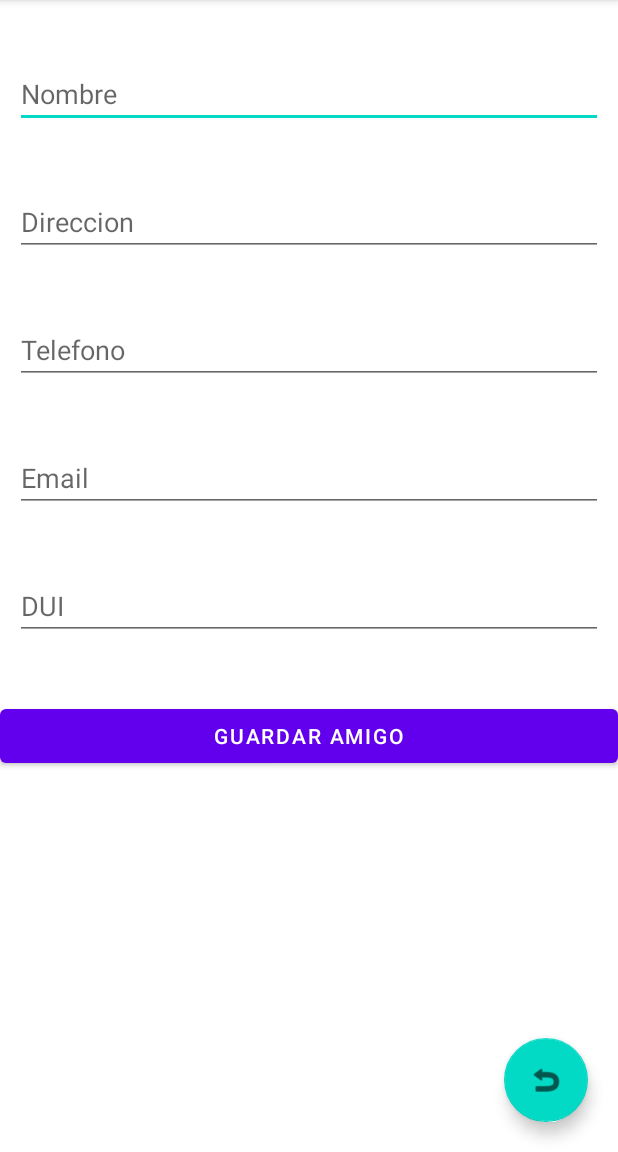
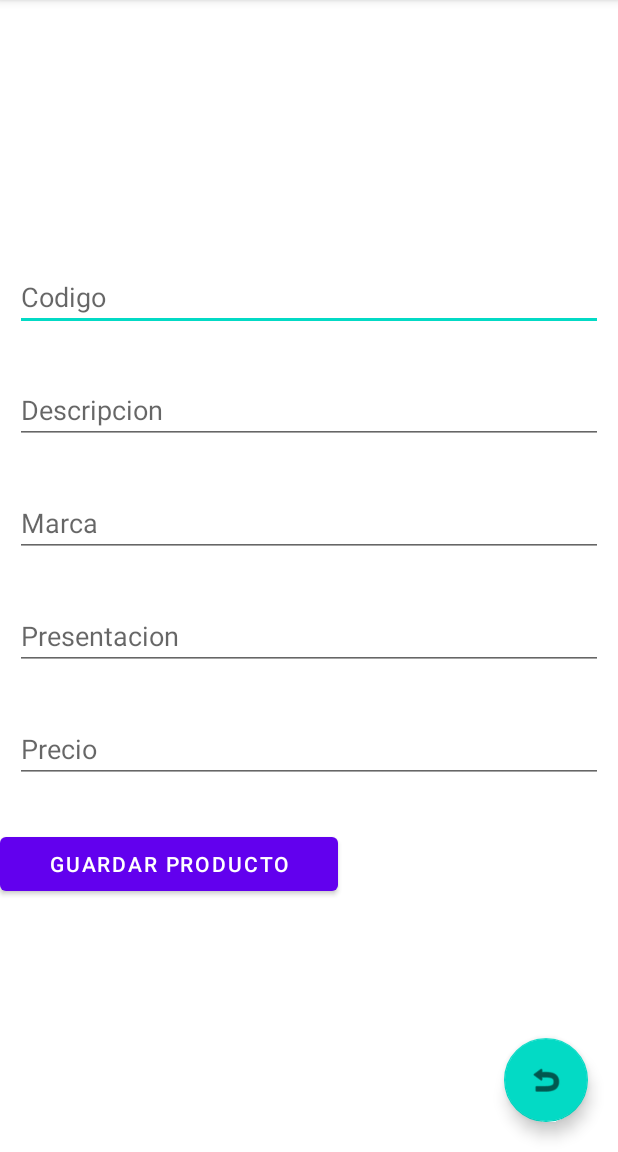
Before and after one commit to josejimenez20/Android_Studio_Ciclo_III, an Android app: the MainActivity screen opened directly, with no data from a screen before it, on a phone screen of 412 x 824 dp, the part 84-1236 px from its top. Run offline under Robolectric (Android 15) with nearby library versions, the light colour scheme and no system bars.

Commit message:
Proyecto con 80% terminado

```diff
--- a/controlesBasicos/app/src/main/java/com/ugb/controlesbasicos/MainActivity.java
+++ b/controlesBasicos/app/src/main/java/com/ugb/controlesbasicos/MainActivity.java
@@ -21,7 +21,7 @@ public class MainActivity extends AppCompatActivity {
         super.onCreate(savedInstanceState);
         setContentView(R.layout.activity_main);
 
-        btnRegresar = findViewById(R.id.btnRegresarListaProductos);
+        btnRegresar = findViewById(R.id.btnRegresarListaProducto);
         btnRegresar.setOnClickListener(new View.OnClickListener() {
             @Override
             public void onClick(View view) {
--- a/controlesBasicos/app/src/main/res/layout/activity_main.xml
+++ b/controlesBasicos/app/src/main/res/layout/activity_main.xml
@@ -6,70 +6,77 @@
     android:layout_height="match_parent"
     tools:context=".MainActivity">
 
-<EditText
-    android:id="@+id/txtnombre"
-    android:layout_marginTop="40dp"
-    android:hint="Nombre"
-    android:inputType="textPersonName"
-    android:layout_marginLeft="10dp"
-    android:layout_marginRight="10dp"
-    android:layout_width="match_parent"
-    android:layout_height="wrap_content"/>
     <EditText
-        android:id="@+id/txtdireccion"
-        android:layout_marginTop="40dp"
-        android:hint="Direccion"
-        android:layout_below="@id/txtnombre"
-        android:inputType="textMultiLine"
+        android:id="@+id/txtcodigo"
+        android:layout_width="match_parent"
+        android:layout_height="wrap_content"
         android:layout_marginLeft="10dp"
+        android:layout_marginTop="175dp"
         android:layout_marginRight="10dp"
+        android:hint="Codigo"
+        android:inputType="text" />
+
+    <EditText
+        android:id="@+id/txtdescripcion"
         android:layout_width="match_parent"
-        android:layout_height="wrap_content"/>
+        android:layout_height="wrap_content"
+        android:layout_below="@id/txtcodigo"
+        android:layout_marginLeft="10dp"
+        android:layout_marginTop="30dp"
+        android:layout_marginRight="10dp"
+        android:hint="Descripcion"
+        android:inputType="text" />
+
     <EditText
-        android:id="@+id/txtTelefono"
-        android:layout_marginTop="40dp"
-        android:hint="Telefono"
-        android:inputType="phone"
+        android:id="@+id/txtmarca"
+        android:layout_width="match_parent"
+        android:layout_height="wrap_content"
+        android:layout_below="@id/txtdescripcion"
         android:layout_marginLeft="10dp"
+        android:layout_marginTop="30dp"
         android:layout_marginRight="10dp"
+        android:hint="Marca"
+        android:inputType="text" />
+
+    <EditText
+        android:id="@+id/txtpresentacion"
         android:layout_width="match_parent"
-        android:layout_below="@id/txtdireccion"
-        android:layout_height="wrap_content"/>
+        android:layout_height="wrap_content"
+        android:layout_below="@id/txtmarca"
+        android:layout_marginLeft="10dp"
+        android:layout_marginTop="30dp"
+        android:layout_marginRight="10dp"
+        android:hint="Presentacion"
+        android:inputType="text" />
+
     <EditText
-        android:id="@+id/txtemail"
-        android:layout_marginTop="40dp"
-        android:hint="Email"
-        android:inputType="textEmailAddress"
+        android:id="@+id/txtprecio"
+        android:layout_width="match_parent"
+        android:layout_height="wrap_content"
+        android:layout_below="@id/txtpresentacion"
         android:layout_marginLeft="10dp"
+        android:layout_marginTop="30dp"
         android:layout_marginRight="10dp"
-        android:layout_width="match_parent"
-        android:layout_below="@id/txtTelefono"
-        android:layout_height="wrap_content"/>
-    <EditText
-        android:id="@+id/txtdui"
-        android:layout_marginTop="40dp"
-        android:hint="DUI"
-        android:layout_marginLeft="10dp"
-        android:layout_marginRight="10dp"
-        android:layout_below="@id/txtemail"
-        android:layout_width="match_parent"
-        android:layout_height="wrap_content"/>
+        android:hint="Precio" />
 
     <Button
-        android:id="@+id/btnGuardarAmigos"
-        android:text="GUARDAR AMIGO"
-        android:layout_below="@id/txtdui"
-        android:layout_marginTop="40dp"
-        android:layout_width="match_parent"
-        android:layout_height="wrap_content"/>
+        android:id="@+id/btnGuardarProducto"
+        android:layout_width="225dp"
+        android:layout_height="wrap_content"
+        android:layout_below="@id/txtprecio"
+        android:layout_marginTop="30dp"
+        android:text="Guardar producto" />
 
     <com.google.android.material.floatingactionbutton.FloatingActionButton
-        android:id="@+id/btnRegresarListaAmigos"
+        android:id="@+id/btnRegresarListaProducto"
         android:layout_width="wrap_content"
         android:layout_height="wrap_content"
         android:layout_alignParentRight="true"
         android:layout_alignParentBottom="true"
-        android:layout_margin="20dp"
+        android:layout_marginStart="20dp"
+        android:layout_marginTop="20dp"
+        android:layout_marginEnd="20dp"
+        android:layout_marginBottom="20dp"
         android:src="@android:drawable/ic_menu_revert" />
 
 </RelativeLayout>
```
